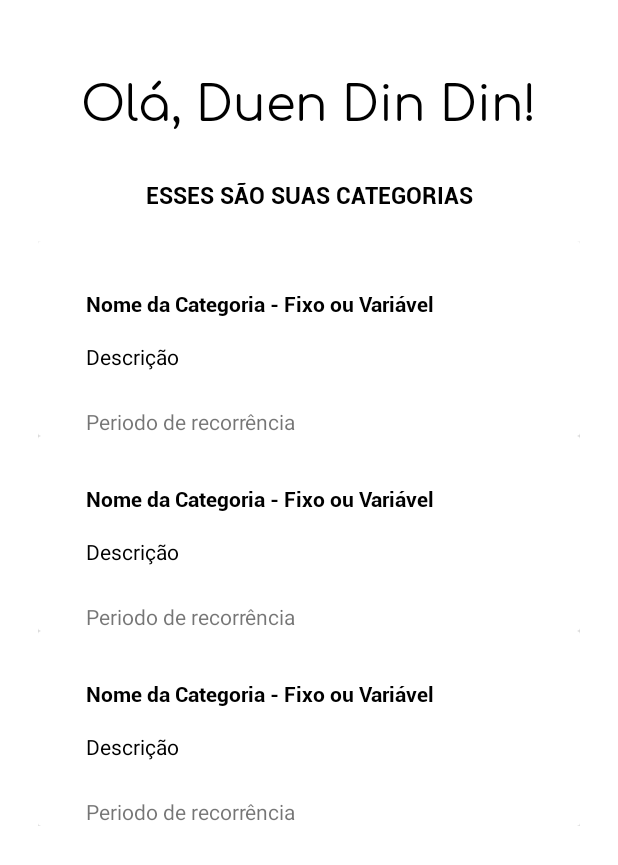
After one commit to ArthurVaso/DuenDinDin---Mobile, an Android app: the layout activity_listagem_categoria.xml on its own in the app's theme, with its tools: preview values and no code run, on a phone screen of 412 x 824 dp. The commit adds this screen. Shown: the top 865 px of the screen. Run offline under Robolectric (Android 15) with nearby library versions, the phone set to English and light mode, and no system bars.

Commit message:
commit criando tela de listagem

```diff
--- a/app/src/main/AndroidManifest.xml
+++ b/app/src/main/AndroidManifest.xml
@@ -13,6 +13,12 @@
         android:supportsRtl="true"
         android:theme="@style/Theme.DuenDinDinMobile"
         tools:targetApi="31">
+        <activity
+            android:name=".adapter.CategoriasAdapter"
+            android:exported="false" />
+        <activity
+            android:name=".CategoriaListagemActivity"
+            android:exported="false" />
         <activity
             android:name=".UsuarioCadastroDadosAcessoActivity"
             android:exported="false" />
@@ -30,7 +36,7 @@
         </activity>
         <activity
             android:name=".UsuarioPerfilActivity"
-            android:exported="false"/>
+            android:exported="false" />
     </application>
 
 </manifest>
--- /dev/null
+++ b/app/src/main/java/br/edu/ifsp/duendindin_mobile/CategoriaListagemActivity.java
@@ -0,0 +1,14 @@
+package br.edu.ifsp.duendindin_mobile;
+
+import androidx.appcompat.app.AppCompatActivity;
+
+import android.os.Bundle;
+
+public class CategoriaListagemActivity extends AppCompatActivity {
+
+    @Override
+    protected void onCreate(Bundle savedInstanceState) {
+        super.onCreate(savedInstanceState);
+        setContentView(R.layout.activity_listagem_categoria);
+    }
+}
--- /dev/null
+++ b/app/src/main/java/br/edu/ifsp/duendindin_mobile/adapter/CategoriasAdapter.java
@@ -0,0 +1,47 @@
+package br.edu.ifsp.duendindin_mobile.adapter;
+
+import androidx.annotation.NonNull;
+import androidx.appcompat.app.AppCompatActivity;
+import androidx.recyclerview.widget.RecyclerView;
+
+import android.os.Bundle;
+import android.view.View;
+import android.view.ViewGroup;
+
+import java.util.List;
+
+import br.edu.ifsp.duendindin_mobile.R;
+import br.edu.ifsp.duendindin_mobile.model.Categoria;
+
+public class CategoriasAdapter extends RecyclerView.Adapter<CategoriasAdapter.ViewHolder> {
+
+    private List<Categoria> categorias;
+
+    public CategoriasAdapter(List<Categoria> categorias) {
+        this.categorias = categorias;
+    }
+
+
+    @NonNull
+    @Override
+    public CategoriasAdapter.ViewHolder onCreateViewHolder(@NonNull ViewGroup parent, int viewType) {
+        return null;
+    }
+
+    @Override
+    public void onBindViewHolder(@NonNull CategoriasAdapter.ViewHolder holder, int position) {
+
+    }
+
+    @Override
+    public int getItemCount() {
+        return 0;
+    }
+
+    public class ViewHolder extends RecyclerView.ViewHolder {
+
+        public ViewHolder(@NonNull View itemView) {
+            super(itemView);
+        }
+    }
+}
--- /dev/null
+++ b/app/src/main/java/br/edu/ifsp/duendindin_mobile/model/Categoria.java
@@ -0,0 +1,5 @@
+package br.edu.ifsp.duendindin_mobile.model;
+
+public class Categoria {
+
+}
--- /dev/null
+++ b/app/src/main/res/layout/activity_listagem_categoria.xml
@@ -0,0 +1,60 @@
+<?xml version="1.0" encoding="utf-8"?>
+<LinearLayout xmlns:android="http://schemas.android.com/apk/res/android"
+    xmlns:app="http://schemas.android.com/apk/res-auto"
+    xmlns:tools="http://schemas.android.com/tools"
+    android:layout_width="match_parent"
+    android:layout_height="match_parent"
+    android:orientation="vertical"
+    tools:context=".CategoriaListagemActivity">
+
+    <TextView
+        android:id="@+id/msg_usario_perfil"
+        android:layout_width="match_parent"
+        android:layout_height="wrap_content"
+        android:layout_marginLeft="20dp"
+        android:layout_marginTop="40dp"
+        android:layout_marginRight="20dp"
+        android:fontFamily="@font/comfortaa_regular"
+        android:text="@string/msg_categoria_listagem"
+        android:textAlignment="center"
+        android:textColor="@color/black"
+        android:textSize="32sp" />
+
+    <TextView
+        android:layout_width="match_parent"
+        android:layout_height="wrap_content"
+        android:layout_marginLeft="20dp"
+        android:layout_marginTop="30dp"
+        android:layout_marginRight="20dp"
+        android:fontFamily="@font/roboto_bold"
+        android:text="@string/msg_categoria_listagem_dados"
+        android:textAlignment="center"
+        android:textColor="@color/black"
+        android:textSize="15sp" />
+
+    <androidx.constraintlayout.widget.ConstraintLayout
+        android:layout_width="match_parent"
+        android:layout_height="match_parent"
+        android:layout_marginLeft="25dp"
+        android:layout_marginTop="20dp"
+        android:layout_marginRight="25dp"
+        android:layout_marginBottom="40dp">
+
+        <androidx.recyclerview.widget.RecyclerView
+            android:id="@+id/rv_categorias"
+            android:layout_width="match_parent"
+            android:layout_height="wrap_content"
+            app:layout_constraintBottom_toBottomOf="parent"
+            app:layout_constraintEnd_toEndOf="parent"
+            app:layout_constraintHorizontal_bias="0.0"
+            app:layout_constraintStart_toStartOf="parent"
+            app:layout_constraintTop_toTopOf="parent"
+            app:layout_constraintVertical_bias="0.0"
+            tools:listitem="@layout/category_item"/>
+
+
+    </androidx.constraintlayout.widget.ConstraintLayout>
+
+
+
+</LinearLayout>
--- /dev/null
+++ b/app/src/main/res/layout/category_item.xml
@@ -0,0 +1,49 @@
+<?xml version="1.0" encoding="utf-8"?>
+<androidx.cardview.widget.CardView xmlns:android="http://schemas.android.com/apk/res/android"
+    xmlns:app="http://schemas.android.com/apk/res-auto"
+    xmlns:tools="http://schemas.android.com/tools"
+    android:layout_width="match_parent"
+    android:layout_height="wrap_content">
+
+    <androidx.constraintlayout.widget.ConstraintLayout
+        android:layout_width="match_parent"
+        android:layout_height="match_parent">
+
+
+        <TextView
+            android:id="@+id/textView"
+            android:layout_width="wrap_content"
+            android:layout_height="wrap_content"
+            android:layout_marginStart="32dp"
+            android:layout_marginTop="32dp"
+            android:fontFamily="@font/roboto_bold"
+            android:text="Nome da Categoria - Fixo ou Variável"
+            android:textColor="@color/black"
+            app:layout_constraintStart_toStartOf="parent"
+            app:layout_constraintTop_toTopOf="parent" />
+
+        <TextView
+            android:id="@+id/textView2"
+            android:layout_width="wrap_content"
+            android:layout_height="wrap_content"
+            android:layout_marginStart="32dp"
+            android:layout_marginTop="16dp"
+            android:text="Descrição"
+            android:textColor="@color/black"
+            app:layout_constraintStart_toStartOf="parent"
+            app:layout_constraintTop_toBottomOf="@+id/textView" />
+
+        <TextView
+            android:id="@+id/textView3"
+            android:layout_width="wrap_content"
+            android:layout_height="wrap_content"
+            android:layout_marginStart="32dp"
+            android:layout_marginTop="24dp"
+            android:text="Periodo de recorrência"
+            app:layout_constraintStart_toStartOf="parent"
+            app:layout_constraintTop_toBottomOf="@+id/textView2" />
+
+
+    </androidx.constraintlayout.widget.ConstraintLayout>
+
+</androidx.cardview.widget.CardView>
--- a/app/src/main/res/values/strings.xml
+++ b/app/src/main/res/values/strings.xml
@@ -34,7 +34,7 @@
     <string name="txt_usuario_perfil_limite_de_gasto">LIMITE DE GASTO</string>
     <string name="txt_usuario_perfil_edit_limite_de_gasto">Padrão 50, 30 e 20%</string>
 
-<!--    TELA CADASTRO USUARIO-->
+    <!--    TELA CADASTRO USUARIO-->
     <string name="btn_usuario_cadastro_continuar">Continuar</string>
     <string name="btn_usuario_cadastro_cadastrar">Cadastrar</string>
     <string name="hint_usuario_cadastro_email">duen@dindin.com</string>
@@ -59,6 +59,10 @@
     <string name="btn_main_cadastrar">CADASTRE-SE</string>
     <string name="msg_cadastrado_sucesso">Usuário cadastrado com sucesso!</string>
     <string name="txt_usuario_perfil_tooltip_help">Informational Text</string>
+
+    <!--    TELA LISTAGEM E EXCLUSÃO DE CATEGORIAS-->
+    <string name="msg_categoria_listagem">Olá, Duen Din Din!</string>
+    <string name="msg_categoria_listagem_dados">ESSES SÃO SUAS CATEGORIAS</string>
 
 
     <!-- nomes das Unidades Federativas do Brasil -->
```
